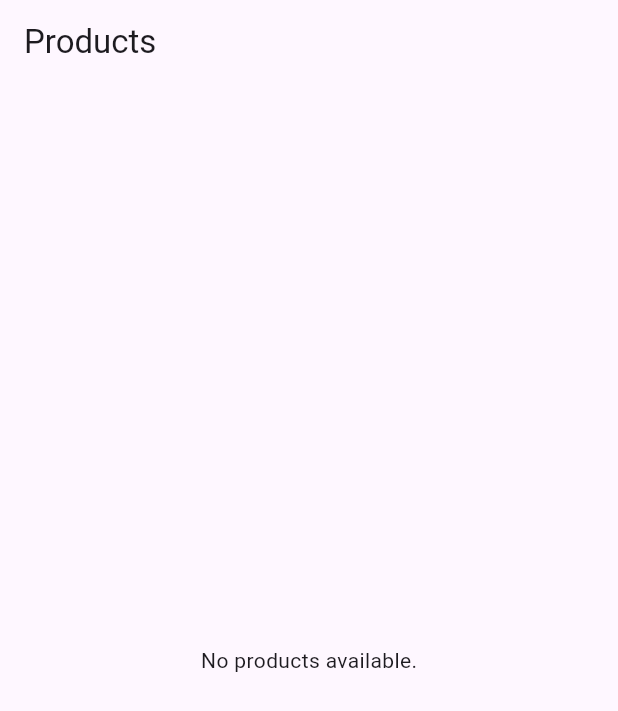
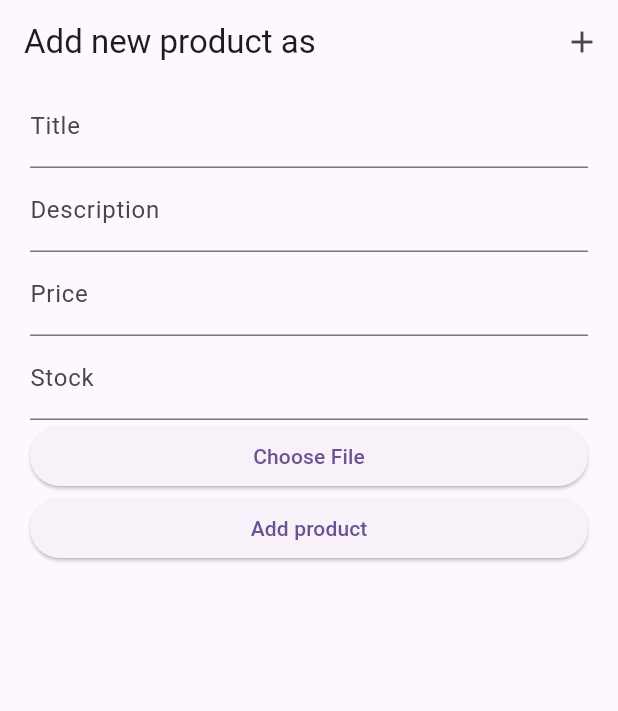
Before and after one commit to harisnaseer24/2408F1-Flutter, a Flutter app: the screen it shows after launch, on a phone screen of 412 x 824 dp. Shown: the top 711 px of the screen. Run offline on Flutter 3.47's test engine with Material 3 defaults, Android fonts, the phone set to English and light mode, and no system bars; our stand-ins replace cloud_firestore, firebase_core, image_picker; accounts and stored records are empty; key blocks and very long unbroken strings in the code were emptied for the run.

Commit message:
add product

```diff
--- a/firebase_crud/lib/main.dart
+++ b/firebase_crud/lib/main.dart
@@ -1,5 +1,6 @@
 import 'package:firebase_core/firebase_core.dart';
 import 'package:firebase_crud/firebase_options.dart';
+import 'package:firebase_crud/screens/addProduct.dart';
 import 'package:firebase_crud/screens/products.dart';
 import 'package:flutter/material.dart';
 
@@ -25,7 +26,7 @@ class MyApp extends StatelessWidget {
 
         colorScheme: ColorScheme.fromSeed(seedColor: Colors.deepPurple),
       ),
-      home: Products() ,
+      home: Addproduct() ,
     );
   }
 }
--- /dev/null
+++ b/firebase_crud/lib/screens/addProduct.dart
@@ -0,0 +1,98 @@
+import 'dart:convert';
+import 'dart:typed_data';
+import 'package:cloud_firestore/cloud_firestore.dart';
+import 'package:flutter/material.dart';
+import 'package:image_picker/image_picker.dart';
+
+class Addproduct extends StatefulWidget {
+  const Addproduct({ super.key });
+
+  @override
+  _AddproductState createState() => _AddproductState();
+}
+
+class _AddproductState extends State<Addproduct> {
+ final CollectionReference products =
+      FirebaseFirestore.instance.collection('products');
+
+
+  TextEditingController titleController=TextEditingController();
+  TextEditingController desController=TextEditingController();
+  TextEditingController priceController=TextEditingController();
+  TextEditingController stockController=TextEditingController();
+
+String imgUrl="";
+final picker = ImagePicker();
+
+getImage()async{
+// Pick an image.
+final XFile? image = await picker.pickImage(source: ImageSource.gallery);
+
+}
+  @override
+  Widget build(BuildContext context) {
+    return Scaffold(
+        appBar: AppBar(
+        title: Text("Add new product as "),
+        actions: [
+          IconButton(
+            icon: Icon(Icons.add),
+            onPressed: () {
+              Navigator.pushNamed(context,"/add");
+            }),
+        ],
+      ),
+      body: Padding(
+        padding: const EdgeInsets.symmetric(horizontal: 20.0),
+        child: Center(
+          child: ListView(
+            children: [
+              TextField(
+                controller: titleController,
+                decoration: InputDecoration(
+                  labelText: "Title",
+                  hintText: "Enter the title of the product",
+                ),
+              ),
+              TextField(
+                controller: desController,
+                decoration: InputDecoration(
+                  labelText: "Description",
+                  hintText: "Enter the description of the product",
+                ),
+              ),
+              TextField(
+                controller: priceController,
+                decoration: InputDecoration(
+                  labelText: "Price",
+                  hintText: "Enter the price of the product",
+                ),
+              ),
+
+               TextField(
+                controller: stockController,
+                decoration: InputDecoration(
+                  labelText: "Stock",
+                  hintText: "Enter the stock of the product",
+                ),
+              ),
+             ElevatedButton(onPressed:
+             (){
+              getImage();
+             }
+             , child: Text("Choose File")),
+
+                        ElevatedButton(
+                onPressed: () {
+
+                },
+                child: Text("Add product"),
+              ),
+            ],
+          ),
+        ),
+      )
+      ,
+    );
+  }
+}
--- a/firebase_crud/pubspec.yaml
+++ b/firebase_crud/pubspec.yaml
@@ -31,11 +31,13 @@ dependencies:
   flutter:
     sdk: flutter
 
+
   # The following adds the Cupertino Icons font to your application.
   # Use with the CupertinoIcons class for iOS style icons.
   cupertino_icons: ^1.0.8
   firebase_core: ^4.11.0
   cloud_firestore: ^6.6.0
+  image_picker: ^1.2.2
 
 dev_dependencies:
   flutter_test:
```
Also changed, not shown: firebase_crud/pubspec.lock, 5 other files.
